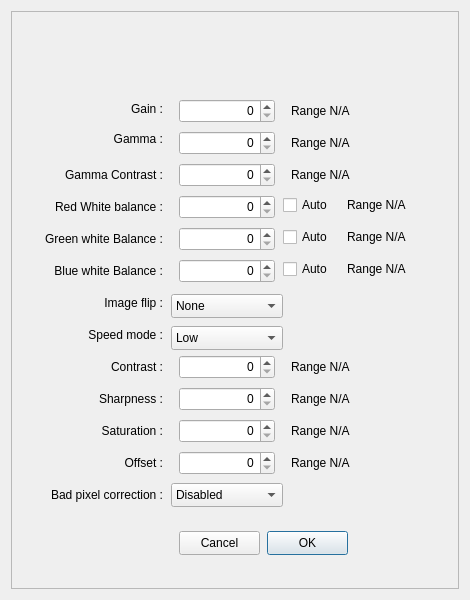
The window that SVBonyCamera.ui (rpineau/SVBony) describes before a commit, drawn with Qt 5.
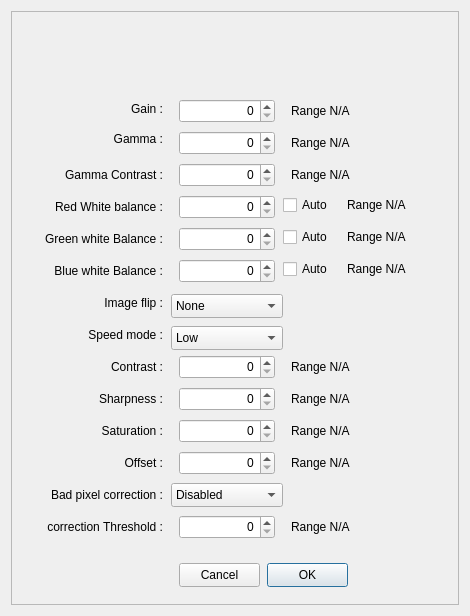
The same window after the commit. Icons and pictures are not drawn. Custom widgets are drawn as their Qt base class.

Patch:
```diff
--- a/SVBonyCamera.ui
+++ b/SVBonyCamera.ui
@@ -7,19 +7,19 @@
     <x>0</x>
     <y>0</y>
     <width>470</width>
-    <height>600</height>
+    <height>616</height>
    </rect>
   </property>
   <property name="minimumSize">
    <size>
     <width>470</width>
-    <height>600</height>
+    <height>616</height>
    </size>
   </property>
   <property name="maximumSize">
    <size>
     <width>470</width>
-    <height>600</height>
+    <height>616</height>
    </size>
   </property>
   <property name="windowTitle">
@@ -228,7 +228,7 @@
       <property name="geometry">
        <rect>
         <x>256</x>
-        <y>520</y>
+        <y>552</y>
         <width>81</width>
         <height>24</height>
        </rect>
@@ -241,7 +241,7 @@
       <property name="geometry">
        <rect>
         <x>168</x>
-        <y>520</y>
+        <y>552</y>
         <width>81</width>
         <height>24</height>
        </rect>
@@ -664,6 +664,48 @@
        <string>Range N/A</string>
       </property>
      </widget>
+     <widget class="QLabel" name="label_14">
+      <property name="geometry">
+       <rect>
+        <x>8</x>
+        <y>504</y>
+        <width>144</width>
+        <height>24</height>
+       </rect>
+      </property>
+      <property name="text">
+       <string> correction Threshold :</string>
+      </property>
+      <property name="alignment">
+       <set>Qt::AlignRight|Qt::AlignTrailing|Qt::AlignVCenter</set>
+      </property>
+     </widget>
+     <widget class="QSpinBox" name="badPixelThreshold">
+      <property name="geometry">
+       <rect>
+        <x>168</x>
+        <y>504</y>
+        <width>96</width>
+        <height>24</height>
+       </rect>
+      </property>
+      <property name="alignment">
+       <set>Qt::AlignRight|Qt::AlignTrailing|Qt::AlignVCenter</set>
+      </property>
+     </widget>
+     <widget class="QLabel" name="badPixelThresholdRange">
+      <property name="geometry">
+       <rect>
+        <x>280</x>
+        <y>504</y>
+        <width>112</width>
+        <height>24</height>
+       </rect>
+      </property>
+      <property name="text">
+       <string>Range N/A</string>
+      </property>
+     </widget>
     </widget>
    </item>
   </layout>
```
Left out of the diff: 2 changed lines with no effect on the pictures.
